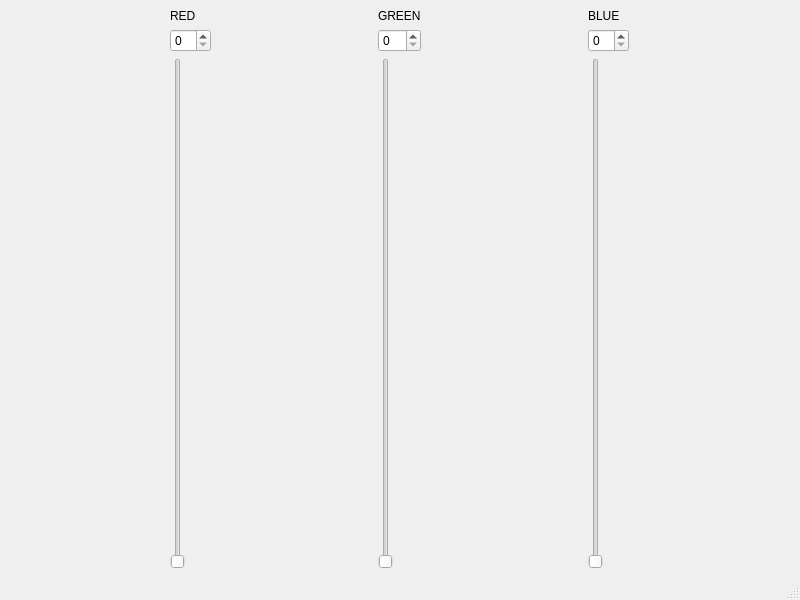
Before: the Qt Designer form task_2/DesignedApp/mainwindow.ui in helibom/linUM1-lab8, drawn with Qt 5.
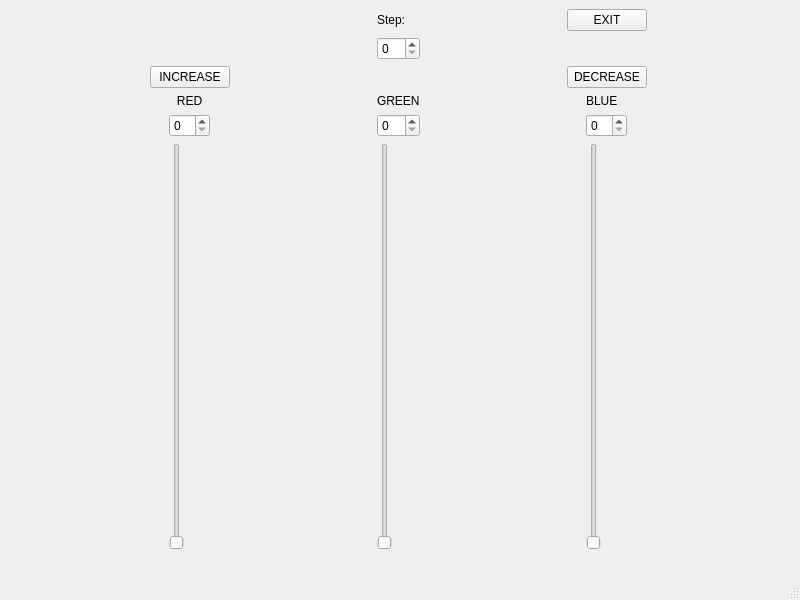
After: the same form once the commit is applied. Custom widgets are drawn as their Qt base class.

Commit message: task_2: draft for final ui

What changed in the file:
```diff
--- a/task_2/DesignedApp/mainwindow.ui
+++ b/task_2/DesignedApp/mainwindow.ui
@@ -14,42 +14,33 @@
    <string>MainWindow</string>
   </property>
   <widget class="QWidget" name="centralwidget">
+   <property name="maximumSize">
+    <size>
+     <width>800</width>
+     <height>559</height>
+    </size>
+   </property>
    <layout class="QGridLayout" name="gridLayout_4">
-    <item row="0" column="0">
+    <item row="4" column="0">
      <layout class="QGridLayout" name="gridLayout">
-      <item row="0" column="0">
-       <widget class="QLabel" name="label">
+      <item row="1" column="0">
+       <widget class="QLabel" name="labelRed">
+        <property name="layoutDirection">
+         <enum>Qt::LeftToRight</enum>
+        </property>
         <property name="text">
          <string>RED</string>
         </property>
-       </widget>
-      </item>
-      <item row="1" column="0">
-       <widget class="QSpinBox" name="spinBox"/>
-      </item>
-      <item row="2" column="0">
-       <widget class="QSlider" name="verticalSlider">
-        <property name="orientation">
-         <enum>Qt::Vertical</enum>
+        <property name="alignment">
+         <set>Qt::AlignCenter</set>
         </property>
        </widget>
       </item>
-     </layout>
-    </item>
-    <item row="0" column="1">
-     <layout class="QGridLayout" name="gridLayout_2">
-      <item row="0" column="0">
-       <widget class="QLabel" name="label_2">
-        <property name="text">
-         <string>GREEN</string>
-        </property>
-       </widget>
-      </item>
-      <item row="1" column="0">
-       <widget class="QSpinBox" name="spinBox_2"/>
-      </item>
       <item row="2" column="0">
-       <widget class="QSlider" name="verticalSlider_2">
+       <widget class="QSpinBox" name="spinBoxRed"/>
+      </item>
+      <item row="3" column="0">
+       <widget class="QSlider" name="verticalSliderRed">
         <property name="orientation">
          <enum>Qt::Vertical</enum>
         </property>
@@ -57,7 +48,7 @@
       </item>
      </layout>
     </item>
-    <item row="0" column="2">
+    <item row="4" column="2">
      <layout class="QGridLayout" name="gridLayout_3">
       <item row="0" column="0">
        <widget class="QLabel" name="label_3">
@@ -78,6 +69,58 @@
       </item>
      </layout>
     </item>
+    <item row="3" column="0">
+     <widget class="QPushButtonSliderIncreaser" name="pushButtonIncrease">
+      <property name="text">
+       <string>INCREASE</string>
+      </property>
+     </widget>
+    </item>
+    <item row="1" column="1">
+     <widget class="QSpinBox" name="spinBoxStep"/>
+    </item>
+    <item row="0" column="2">
+     <widget class="QPushButton" name="pushButtonExit">
+      <property name="text">
+       <string>EXIT</string>
+      </property>
+     </widget>
+    </item>
+    <item row="3" column="2">
+     <widget class="QPushButtonSliderDecreaser" name="pushButtonDecrease">
+      <property name="text">
+       <string>DECREASE</string>
+      </property>
+     </widget>
+    </item>
+    <item row="4" column="1">
+     <layout class="QGridLayout" name="gridLayout_2">
+      <item row="2" column="0">
+       <widget class="QSlider" name="verticalSliderGreen">
+        <property name="orientation">
+         <enum>Qt::Vertical</enum>
+        </property>
+       </widget>
+      </item>
+      <item row="1" column="0">
+       <widget class="QSpinBox" name="spinBoxGreen"/>
+      </item>
+      <item row="0" column="0">
+       <widget class="QLabel" name="labelGreen">
+        <property name="text">
+         <string>GREEN</string>
+        </property>
+       </widget>
+      </item>
+     </layout>
+    </item>
+    <item row="0" column="1">
+     <widget class="QLabel" name="labelStep">
+      <property name="text">
+       <string>Step:</string>
+      </property>
+     </widget>
+    </item>
    </layout>
   </widget>
   <widget class="QMenuBar" name="menubar">
@@ -92,6 +135,18 @@
   </widget>
   <widget class="QStatusBar" name="statusbar"/>
  </widget>
+ <customwidgets>
+  <customwidget>
+   <class>QPushButtonSliderIncreaser</class>
+   <extends>QPushButton</extends>
+   <header>qpushbuttonsliderincreaser.h</header>
+  </customwidget>
+  <customwidget>
+   <class>QPushButtonSliderDecreaser</class>
+   <extends>QPushButton</extends>
+   <header>qpushbuttonsliderdecreaser.h</header>
+  </customwidget>
+ </customwidgets>
  <resources/>
  <connections>
   <connection>
```
Left out of the diff: 110 changed lines with no effect on the pictures. The commit also changes 1 other file.
